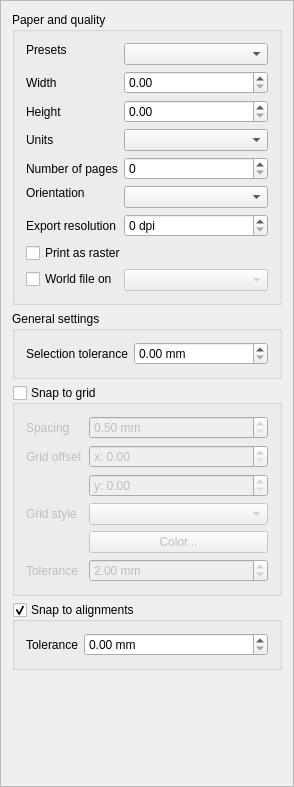
Old version of the form src/ui/qgscompositionwidgetbase.ui in the repository qgis/QGIS.
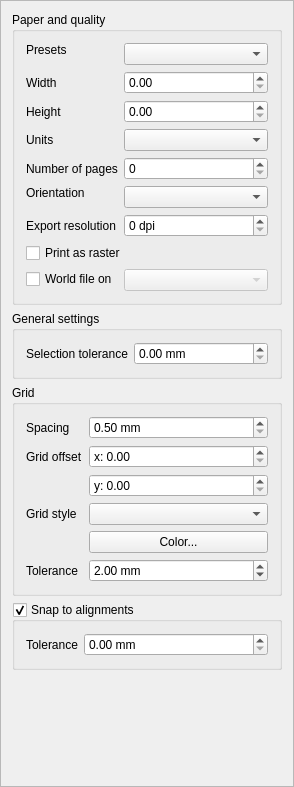
New version of the form. Custom widgets are drawn as their Qt base class.

Commit message: [FEATURE] Move option to snap to grid to composer view menu, add independant option to show/hide grid

Diff of the .ui file:
```diff
--- a/src/ui/qgscompositionwidgetbase.ui
+++ b/src/ui/qgscompositionwidgetbase.ui
@@ -320,10 +320,10 @@
        <item>
         <widget class="QgsCollapsibleGroupBoxBasic" name="mSnapToGridGroupCheckBox">
          <property name="title">
-          <string>Snap to grid</string>
+          <string>Grid</string>
          </property>
          <property name="checkable">
-          <bool>true</bool>
+          <bool>false</bool>
          </property>
          <property name="checked">
           <bool>false</bool>
```
Left out of the diff: 11 changed lines with no effect on the pictures. The commit also changes 9 other files.
